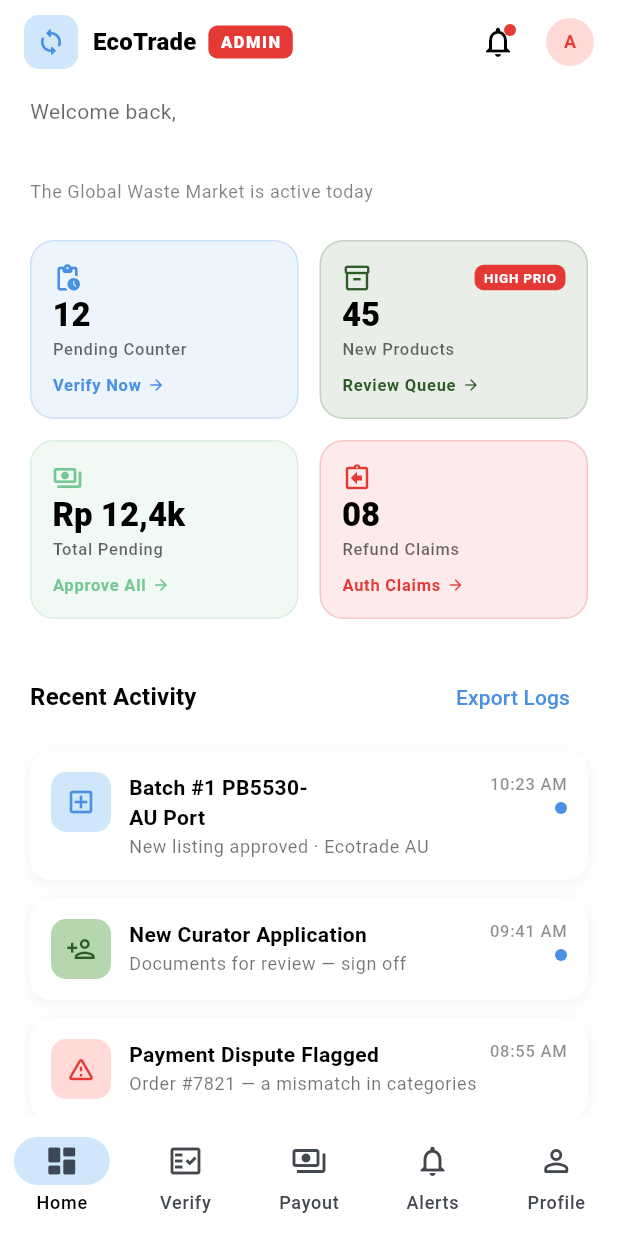
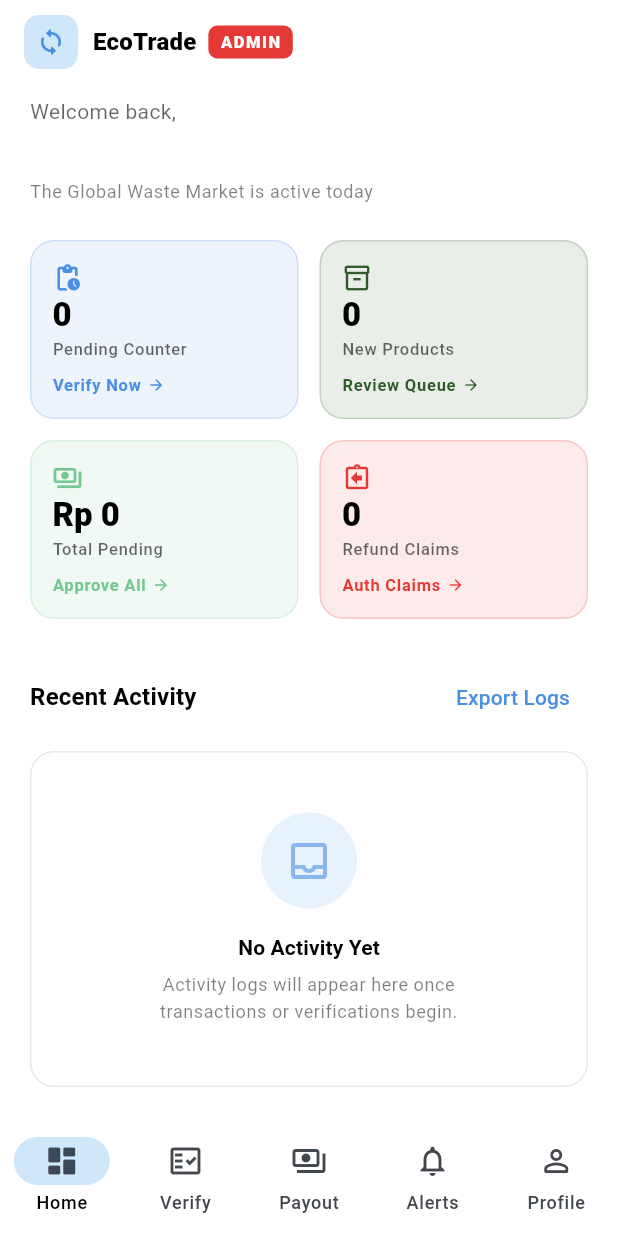
Before and after one commit to vindayunita/PBL-KELOMPOK-1, a Flutter app: the AdminDashboardScreen screen opened by its route, on a phone screen of 412 x 824 dp. Run offline on Flutter 3.47's test engine with Material 3 defaults, Android fonts, the phone set to English and light mode, and no system bars; our stand-ins replace cloud_firestore, firebase_auth, firebase_core, flex_color_scheme, flutter_riverpod, go_router and 1 more; accounts and stored records are empty; generated files the repository leaves out were written again.

Commit message:
update empty state admin dashboard

```diff
--- a/ecotrade/lib/features/admin_dashboard/presentation/screens/admin_dashboard_screen.dart
+++ b/ecotrade/lib/features/admin_dashboard/presentation/screens/admin_dashboard_screen.dart
@@ -4,6 +4,7 @@ import 'package:flutter_riverpod/flutter_riverpod.dart';
 import '../../../../features/auth/data/auth_repository.dart';
 import '../../../../features/auth/domain/auth_providers.dart';
 import 'admin_profile_screen.dart';
+import 'admin_verify_screen.dart';
 
 class AdminDashboardScreen extends ConsumerStatefulWidget {
   const AdminDashboardScreen({super.key});
@@ -76,45 +77,7 @@ class _AdminDashboardScreenState extends ConsumerState<AdminDashboardScreen> {
                   ),
                 ],
               ),
-              actions: [
-                IconButton(
-                  icon: Stack(
-                    children: [
-                      const Icon(Icons.notifications_outlined),
-                      Positioned(
-                        right: 0,
-                        top: 0,
-                        child: Container(
-                          width: 8,
-                          height: 8,
-                          decoration: BoxDecoration(
-                            color: colorScheme.error,
-                            shape: BoxShape.circle,
-                          ),
-                        ),
-                      ),
-                    ],
-                  ),
-                  onPressed: () {},
-                ),
-                IconButton(
-                  icon: CircleAvatar(
-                    radius: 16,
-                    backgroundColor: colorScheme.errorContainer,
-                    child: Text(
-                      displayName.isNotEmpty
-                          ? displayName[0].toUpperCase()
-                          : 'A',
-                      style: textTheme.labelMedium?.copyWith(
-                        color: colorScheme.error,
-                        fontWeight: FontWeight.w700,
-                      ),
-                    ),
-                  ),
-                  onPressed: () => _showProfileMenu(context, ref),
-                ),
-                const SizedBox(width: 8),
-              ],
+              actions: const [],
             ),
 
             SliverToBoxAdapter(
@@ -160,7 +123,7 @@ class _AdminDashboardScreenState extends ConsumerState<AdminDashboardScreen> {
                       children: [
                         _AdminStatCard(
                           label: 'Pending Counter',
-                          value: '12',
+                          value: '0',
                           icon: Icons.pending_actions_rounded,
                           color: colorScheme.primary,
                           onTap: () {},
@@ -168,17 +131,15 @@ class _AdminDashboardScreenState extends ConsumerState<AdminDashboardScreen> {
                         ),
                         _AdminStatCard(
                           label: 'New Products',
-                          value: '45',
+                          value: '0',
                           icon: Icons.inventory_2_outlined,
                           color: colorScheme.secondary,
-                          badge: 'HIGH PRIO',
-                          badgeColor: colorScheme.error,
                           onTap: () {},
                           actionLabel: 'Review Queue',
                         ),
                         _AdminStatCard(
                           label: 'Total Pending',
-                          value: 'Rp 12,4k',
+                          value: 'Rp 0',
                           icon: Icons.payments_outlined,
                           color: colorScheme.tertiary,
                           onTap: () {},
@@ -186,7 +147,7 @@ class _AdminDashboardScreenState extends ConsumerState<AdminDashboardScreen> {
                         ),
                         _AdminStatCard(
                           label: 'Refund Claims',
-                          value: '08',
+                          value: '0',
                           icon: Icons.assignment_return_outlined,
                           color: colorScheme.error,
                           onTap: () {},
@@ -219,64 +180,18 @@ class _AdminDashboardScreenState extends ConsumerState<AdminDashboardScreen> {
               ),
             ),
 
-            // ── Activity List ──
+            // ── Activity List (Empty State) ──
             SliverPadding(
               padding: const EdgeInsets.symmetric(horizontal: 20),
-              sliver: SliverList(
-                delegate: SliverChildListDelegate([
-                  _ActivityItem(
-                    icon: Icons.add_box_outlined,
-                    iconColor: colorScheme.primary,
-                    iconBg: colorScheme.primaryContainer,
-                    title: 'Batch #1 PB5530-\nAU Port',
-                    subtitle: 'New listing approved · Ecotrade AU',
-                    time: '10:23 AM',
-                    isNew: true,
-                  ),
-                  _ActivityItem(
-                    icon: Icons.person_add_outlined,
-                    iconColor: colorScheme.secondary,
-                    iconBg: colorScheme.secondaryContainer,
-                    title: 'New Curator Application',
-                    subtitle: 'Documents for review — sign off',
-                    time: '09:41 AM',
-                    isNew: true,
-                  ),
-                  _ActivityItem(
-                    icon: Icons.warning_amber_rounded,
-                    iconColor: colorScheme.error,
-                    iconBg: colorScheme.errorContainer,
-                    title: 'Payment Dispute Flagged',
-                    subtitle: 'Order #7821 — a mismatch in categories',
-                    time: '08:55 AM',
-                    isNew: false,
-                  ),
-                  _ActivityItem(
-                    icon: Icons.trending_up_rounded,
-                    iconColor: colorScheme.tertiary,
-                    iconBg: colorScheme.tertiaryContainer,
-                    title: 'Market Trend Alert',
-                    subtitle: 'Copper +8.3% this week — update pricing',
-                    time: 'Yesterday',
-                    isNew: false,
-                  ),
-                  const SizedBox(height: 12),
-                  Center(
-                    child: TextButton.icon(
-                      onPressed: () {},
-                      icon: const Icon(Icons.history_rounded),
-                      label: const Text('Load More History'),
-                    ),
-                  ),
-                  const SizedBox(height: 32),
-                ]),
+              sliver: SliverToBoxAdapter(
+                child: _EmptyActivityState(),
               ),
             ),
           ],
         ),
       ),
-          // Index 1 — Verify (placeholder)
-          const Center(child: Text('Verify')),
+          // Index 1 — Verify
+          const AdminVerifyScreen(),
           // Index 2 — Payout (placeholder)
           const Center(child: Text('Payout')),
           // Index 3 — Alerts (placeholder)
@@ -352,6 +267,62 @@ class _AdminDashboardScreenState extends ConsumerState<AdminDashboardScreen> {
             ),
           ],
         ),
+      ),
+    );
+  }
+}
+
+// ── Empty Activity State ──────────────────────────────────────────────────────
+class _EmptyActivityState extends StatelessWidget {
+  @override
+  Widget build(BuildContext context) {
+    final colorScheme = Theme.of(context).colorScheme;
+    final textTheme = Theme.of(context).textTheme;
+
+    return Container(
+      margin: const EdgeInsets.only(bottom: 32),
+      padding: const EdgeInsets.symmetric(vertical: 40, horizontal: 24),
+      decoration: BoxDecoration(
+        color: colorScheme.surface,
+        borderRadius: BorderRadius.circular(16),
+        border: Border.all(
+          color: colorScheme.outlineVariant.withOpacity(0.4),
+        ),
+      ),
+      child: Column(
+        mainAxisSize: MainAxisSize.min,
+        children: [
+          Container(
+            width: 64,
+            height: 64,
+            decoration: BoxDecoration(
+              color: colorScheme.primaryContainer.withOpacity(0.5),
+              shape: BoxShape.circle,
+            ),
+            child: Icon(
+              Icons.inbox_outlined,
+              size: 32,
+              color: colorScheme.primary.withOpacity(0.6),
+            ),
+          ),
+          const SizedBox(height: 16),
+          Text(
+            'No Activity Yet',
+            style: textTheme.titleSmall?.copyWith(
+              fontWeight: FontWeight.w700,
+              color: colorScheme.onSurface,
+            ),
+          ),
+          const SizedBox(height: 6),
+          Text(
+            'Activity logs will appear here once\ntransactions or verifications begin.',
+            textAlign: TextAlign.center,
+            style: textTheme.bodySmall?.copyWith(
+              color: colorScheme.onSurface.withOpacity(0.5),
+              height: 1.5,
+            ),
+          ),
+        ],
       ),
     );
   }
```
